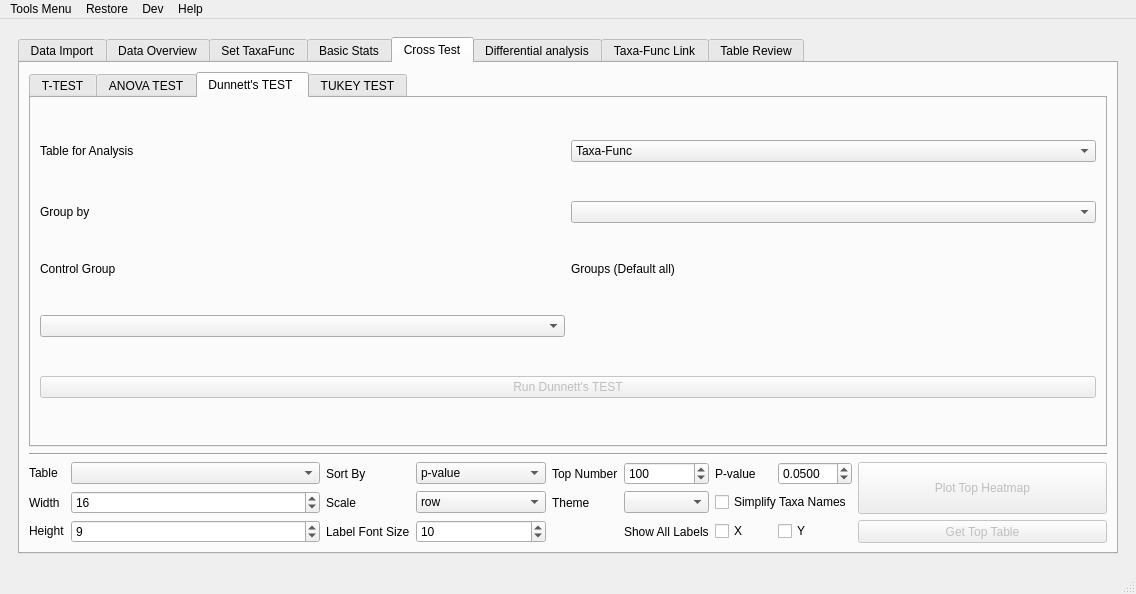
Above: utils/MetaX_GUI/MainWindow.ui from byemaxx/MetaX before the change. Below: the same form after it.
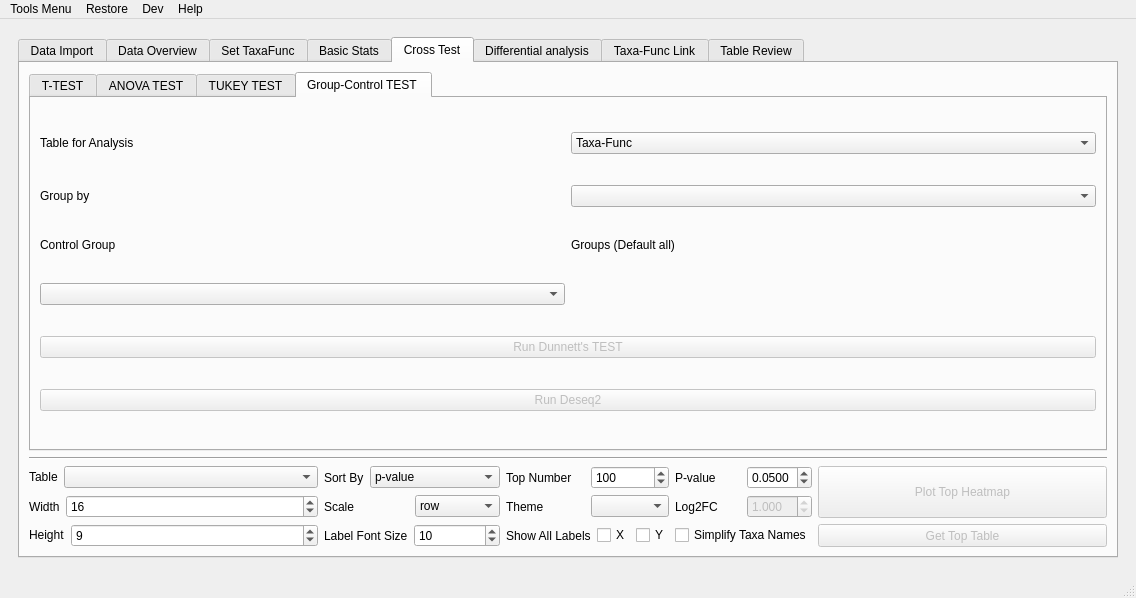
That is the form after the change. The open tabs and pages were chosen to show the change.

Commit message: - New: Add Control-Group Test

The edit to the form file:
```diff
--- a/utils/MetaX_GUI/MainWindow.ui
+++ b/utils/MetaX_GUI/MainWindow.ui
@@ -7,7 +7,7 @@
     <x>0</x>
     <y>0</y>
     <width>1047</width>
-    <height>594</height>
+    <height>598</height>
    </rect>
   </property>
   <property name="sizePolicy">
@@ -2730,90 +2730,6 @@
                 </item>
                </layout>
               </widget>
-              <widget class="QWidget" name="tab_16">
-               <attribute name="title">
-                <string>Dunnett's TEST </string>
-               </attribute>
-               <layout class="QGridLayout" name="gridLayout_33">
-                <item row="1" column="1">
-                 <widget class="QLabel" name="label_113">
-                  <property name="text">
-                   <string>Group by</string>
-                  </property>
-                 </widget>
-                </item>
-                <item row="0" column="1">
-                 <widget class="QLabel" name="label_112">
-                  <property name="text">
-                   <string>Table for Analysis</string>
-                  </property>
-                 </widget>
-                </item>
-                <item row="2" column="2">
-                 <widget class="QLabel" name="label_114">
-                  <property name="sizePolicy">
-                   <sizepolicy hsizetype="Preferred" vsizetype="Fixed">
-                    <horstretch>0</horstretch>
-                    <verstretch>0</verstretch>
-                   </sizepolicy>
-                  </property>
-                  <property name="text">
-                   <string>Groups (Default all)</string>
-                  </property>
-                 </widget>
-                </item>
-                <item row="0" column="2">
-                 <widget class="QComboBox" name="comboBox_table_for_dunnett">
-                  <item>
-                   <property name="text">
-                    <string>Taxa-Func</string>
-                   </property>
-                  </item>
-                  <item>
-                   <property name="text">
-                    <string>Taxa</string>
-                   </property>
-                  </item>
-                  <item>
-                   <property name="text">
-                    <string>Func</string>
-                   </property>
-                  </item>
-                  <item>
-                   <property name="text">
-                    <string>peptide</string>
-                   </property>
-                  </item>
-                 </widget>
-                </item>
-                <item row="1" column="2">
-                 <widget class="QComboBox" name="comboBox_dunnett_meta"/>
-                </item>
-                <item row="4" column="1" colspan="2">
-                 <widget class="QPushButton" name="pushButton_dunnett_test">
-                  <property name="enabled">
-                   <bool>false</bool>
-                  </property>
-                  <property name="text">
-                   <string>Run Dunnett's TEST</string>
-                  </property>
-                 </widget>
-                </item>
-                <item row="3" column="1">
-                 <widget class="QComboBox" name="comboBox_dunnett_control_group"/>
-                </item>
-                <item row="2" column="1">
-                 <widget class="QLabel" name="label_115">
-                  <property name="text">
-                   <string>Control Group</string>
-                  </property>
-                 </widget>
-                </item>
-                <item row="3" column="2">
-                 <layout class="QHBoxLayout" name="horizontalLayout_dunnett_group"/>
-                </item>
-               </layout>
-              </widget>
               <widget class="QWidget" name="tab_4">
                <attribute name="title">
                 <string>TUKEY TEST</string>
@@ -3002,180 +2918,105 @@
                 </item>
                </layout>
               </widget>
+              <widget class="QWidget" name="tab_16">
+               <attribute name="title">
+                <string>Group-Control TEST </string>
+               </attribute>
+               <layout class="QGridLayout" name="gridLayout_33">
+                <item row="1" column="1">
+                 <widget class="QLabel" name="label_113">
+                  <property name="text">
+                   <string>Group by</string>
+                  </property>
+                 </widget>
+                </item>
+                <item row="5" column="1" colspan="2">
+                 <widget class="QPushButton" name="pushButton_multi_deseq2">
+                  <property name="enabled">
+                   <bool>false</bool>
+                  </property>
+                  <property name="text">
+                   <string>Run Deseq2</string>
+                  </property>
+                 </widget>
+                </item>
+                <item row="4" column="1" colspan="2">
+                 <widget class="QPushButton" name="pushButton_dunnett_test">
+                  <property name="enabled">
+                   <bool>false</bool>
+                  </property>
+                  <property name="text">
+                   <string>Run Dunnett's TEST</string>
+                  </property>
+                 </widget>
+                </item>
+                <item row="2" column="2">
+                 <widget class="QLabel" name="label_114">
+                  <property name="sizePolicy">
+                   <sizepolicy hsizetype="Preferred" vsizetype="Fixed">
+                    <horstretch>0</horstretch>
+                    <verstretch>0</verstretch>
+                   </sizepolicy>
+                  </property>
+                  <property name="text">
+                   <string>Groups (Default all)</string>
+                  </property>
+                 </widget>
+                </item>
+                <item row="2" column="1">
+                 <widget class="QLabel" name="label_115">
+                  <property name="text">
+                   <string>Control Group</string>
+                  </property>
+                 </widget>
+                </item>
+                <item row="3" column="2">
+                 <layout class="QHBoxLayout" name="horizontalLayout_dunnett_group"/>
+                </item>
+                <item row="0" column="2">
+                 <widget class="QComboBox" name="comboBox_table_for_dunnett">
+                  <item>
+                   <property name="text">
+                    <string>Taxa-Func</string>
+                   </property>
+                  </item>
+                  <item>
+                   <property name="text">
+                    <string>Taxa</string>
+                   </property>
+                  </item>
+                  <item>
+                   <property name="text">
+                    <string>Func</string>
+                   </property>
+                  </item>
+                  <item>
+                   <property name="text">
+                    <string>peptide</string>
+                   </property>
+                  </item>
+                 </widget>
+                </item>
+                <item row="3" column="1">
+                 <widget class="QComboBox" name="comboBox_dunnett_control_group"/>
+                </item>
+                <item row="0" column="1">
+                 <widget class="QLabel" name="label_112">
+                  <property name="text">
+                   <string>Table for Analysis</string>
+                  </property>
+                 </widget>
+                </item>
+                <item row="1" column="2">
+                 <widget class="QComboBox" name="comboBox_dunnett_meta"/>
+                </item>
+               </layout>
+              </widget>
              </widget>
             </item>
             <item row="2" column="0">
              <layout class="QGridLayout" name="gridLayout_top_heatmap_plot">
-              <item row="2" column="2">
-               <widget class="QLabel" name="label_62">
-                <property name="text">
-                 <string>Scale</string>
-                </property>
-               </widget>
-              </item>
-              <item row="1" column="4">
-               <widget class="QLabel" name="label_58">
-                <property name="text">
-                 <string>Top Number</string>
-                </property>
-               </widget>
-              </item>
-              <item row="2" column="0">
-               <widget class="QLabel" name="label_59">
-                <property name="text">
-                 <string>Width</string>
-                </property>
-               </widget>
-              </item>
-              <item row="1" column="8" rowspan="2">
-               <widget class="QPushButton" name="pushButton_plot_top_heatmap">
-                <property name="enabled">
-                 <bool>false</bool>
-                </property>
-                <property name="sizePolicy">
-                 <sizepolicy hsizetype="MinimumExpanding" vsizetype="Preferred">
-                  <horstretch>0</horstretch>
-                  <verstretch>0</verstretch>
-                 </sizepolicy>
-                </property>
-                <property name="text">
-                 <string>Plot Top Heatmap</string>
-                </property>
-                <property name="autoDefault">
-                 <bool>false</bool>
-                </property>
-               </widget>
-              </item>
-              <item row="1" column="2">
-               <widget class="QLabel" name="label_57">
-                <property name="text">
-                 <string>Sort By</string>
-                </property>
-               </widget>
-              </item>
-              <item row="1" column="5">
-               <widget class="QSpinBox" name="spinBox_top_heatmap_number">
-                <property name="minimum">
-                 <number>1</number>
-                </property>
-                <property name="maximum">
-                 <number>9999</number>
-                </property>
-                <property name="value">
-                 <number>100</number>
-                </property>
-               </widget>
-              </item>
-              <item row="1" column="3">
-               <widget class="QComboBox" name="comboBox_top_heatmap_sort_type">
-                <property name="sizePolicy">
-                 <sizepolicy hsizetype="Fixed" vsizetype="Fixed">
-                  <horstretch>0</horstretch>
-                  <verstretch>0</verstretch>
-                 </sizepolicy>
-                </property>
-                <item>
-                 <property name="text">
-                  <string>p-value</string>
-                 </property>
-                </item>
-                <item>
-                 <property name="text">
-                  <string>f-statistic (ANOVA)</string>
-                 </property>
-                </item>
-                <item>
-                 <property name="text">
-                  <string>t-statistic (T-Test)</string>
-                 </property>
-                </item>
-               </widget>
-              </item>
-              <item row="1" column="0">
-               <widget class="QLabel" name="label_56">
-                <property name="sizePolicy">
-                 <sizepolicy hsizetype="Fixed" vsizetype="Fixed">
-                  <horstretch>0</horstretch>
-                  <verstretch>0</verstretch>
-                 </sizepolicy>
-                </property>
-                <property name="text">
-                 <string>Table</string>
-                </property>
-               </widget>
-              </item>
-              <item row="3" column="3">
-               <widget class="QSpinBox" name="spinBox_top_heatmap_label_font_size">
-                <property name="minimum">
-                 <number>1</number>
-                </property>
-                <property name="maximum">
-                 <number>999</number>
-                </property>
-                <property name="singleStep">
-                 <number>1</number>
-                </property>
-                <property name="value">
-                 <number>10</number>
-                </property>
-               </widget>
-              </item>
-              <item row="1" column="6">
-               <widget class="QLabel" name="label_30">
-                <property name="text">
-                 <string>P-value</string>
-                </property>
-               </widget>
-              </item>
-              <item row="3" column="2">
-               <widget class="QLabel" name="label_109">
-                <property name="sizePolicy">
-                 <sizepolicy hsizetype="Fixed" vsizetype="Preferred">
-                  <horstretch>0</horstretch>
-                  <verstretch>0</verstretch>
-                 </sizepolicy>
-                </property>
-                <property name="text">
-                 <string>Label Font Size</string>
-                </property>
-               </widget>
-              </item>
-              <item row="1" column="7">
-               <widget class="QDoubleSpinBox" name="doubleSpinBox_top_heatmap_pvalue">
-                <property name="decimals">
-                 <number>4</number>
-                </property>
-                <property name="maximum">
-                 <double>1.000000000000000</double>
-                </property>
-                <property name="singleStep">
-                 <double>0.010000000000000</double>
-                </property>
-                <property name="value">
-                 <double>0.050000000000000</double>
-                </property>
-               </widget>
-              </item>
-              <item row="2" column="3">
-               <widget class="QComboBox" name="comboBox_top_heatmap_scale">
-                <item>
-                 <property name="text">
-                  <string>row</string>
-                 </property>
-                </item>
-                <item>
-                 <property name="text">
-                  <string>column</string>
-                 </property>
-                </item>
-                <item>
-                 <property name="text">
-                  <string>None</string>
-                 </property>
-                </item>
-               </widget>
-              </item>
-              <item row="3" column="8">
+              <item row="3" column="6">
                <widget class="QPushButton" name="pushButton_get_top_cross_table">
                 <property name="enabled">
                  <bool>false</bool>
@@ -3192,125 +3033,395 @@
                </widget>
               </item>
               <item row="2" column="5">
-               <widget class="QComboBox" name="comboBox_top_heatmap_cmap"/>
+               <layout class="QHBoxLayout" name="horizontalLayout_17">
+                <item>
+                 <widget class="QLabel" name="label_138">
+                  <property name="text">
+                   <string>Log2FC</string>
+                  </property>
+                 </widget>
+                </item>
+                <item>
+                 <widget class="QDoubleSpinBox" name="doubleSpinBox_log2fc_heatmap">
+                  <property name="enabled">
+                   <bool>false</bool>
+                  </property>
+                  <property name="showGroupSeparator" stdset="0">
+                   <bool>false</bool>
+                  </property>
+                  <property name="decimals">
+                   <number>3</number>
+                  </property>
+                  <property name="minimum">
+                   <double>0.000000000000000</double>
+                  </property>
+                  <property name="value">
+                   <double>1.000000000000000</double>
+                  </property>
+                 </widget>
+                </item>
+               </layout>
               </item>
-              <item row="3" column="1">
-               <widget class="QSpinBox" name="spinBox_top_heatmap_length">
-                <property name="sizePolicy">
-                 <sizepolicy hsizetype="Preferred" vsizetype="Fixed">
-                  <horstretch>0</horstretch>
-                  <verstretch>0</verstretch>
-                 </sizepolicy>
+              <item row="3" column="5">
+               <widget class="QCheckBox" name="checkBox_top_heatmap_rename_taxa">
+                <property name="text">
+                 <string>Simplify Taxa Names</string>
                 </property>
-                <property name="minimum">
-                 <number>1</number>
-                </property>
-                <property name="maximum">
-                 <number>9999</number>
-                </property>
-                <property name="value">
-                 <number>9</number>
-                </property>
                </widget>
               </item>
-              <item row="2" column="1">
-               <widget class="QSpinBox" name="spinBox_top_heatmap_width">
-                <property name="minimum">
-                 <number>1</number>
-                </property>
-                <property name="maximum">
-                 <number>9999</number>
-                </property>
-                <property name="singleStep">
-                 <number>1</number>
-                </property>
-                <property name="value">
-                 <number>16</number>
-                </property>
-               </widget>
+              <item row="1" column="5">
+               <layout class="QHBoxLayout" name="horizontalLayout_16">
+                <item>
+                 <widget class="QLabel" name="label_30">
+                  <property name="text">
+                   <string>P-value</string>
+                  </property>
+                 </widget>
+                </item>
+                <item>
+                 <widget class="QDoubleSpinBox" name="doubleSpinBox_top_heatmap_pvalue">
+                  <property name="decimals">
+                   <number>4</number>
+                  </property>
+                  <property name="maximum">
+                   <double>1.000000000000000</double>
+                  </property>
+                  <property name="singleStep">
+                   <double>0.010000000000000</double>
+                  </property>
+                  <property name="value">
+                   <double>0.050000000000000</double>
+                  </property>
+                 </widget>
+                </item>
+               </layout>
               </item>
-              <item row="1" column="1">
-               <widget class="QComboBox" name="comboBox_top_heatmap_table">
-                <property name="sizePolicy">
-                 <sizepolicy hsizetype="MinimumExpanding" vsizetype="Fixed">
-                  <horstretch>0</horstretch>
-                  <verstretch>0</verstretch>
-                 </sizepolicy>
-                </property>
+              <item row="1" column="2">
+               <layout class="QHBoxLayout" name="horizontalLayout_13">
                 <item>
-                 <property name="text">
-                  <string/>
-                 </property>
+                 <widget class="QLabel" name="label_56">
+                  <property name="sizePolicy">
+                   <sizepolicy hsizetype="Fixed" vsizetype="Fixed">
+                    <horstretch>0</horstretch>
+                    <verstretch>0</verstretch>
+                   </sizepolicy>
+                  </property>
+                  <property name="text">
+                   <string>Table</string>
+                  </property>
+                 </widget>
                 </item>
-               </widget>
+                <item>
+                 <widget class="QComboBox" name="comboBox_top_heatmap_table">
+                  <property name="sizePolicy">
+                   <sizepolicy hsizetype="MinimumExpanding" vsizetype="Fixed">
+                    <horstretch>0</horstretch>
+                    <verstretch>0</verstretch>
+                   </sizepolicy>
+                  </property>
+                  <item>
+                   <property name="text">
+                    <string/>
+                   </property>
+                  </item>
+                 </widget>
+                </item>
+               </layout>
               </item>
-              <item row="3" column="0">
-               <widget class="QLabel" name="label_60">
+              <item row="1" column="4">
+               <layout class="QHBoxLayout" name="horizontalLayout_14">
+                <item>
+                 <widget class="QLabel" name="label_58">
+                  <property name="text">
+                   <string>Top Number</string>
+                  </property>
+                 </widget>
+                </item>
+                <item>
+                 <widget class="QSpinBox" name="spinBox_top_heatmap_number">
+                  <property name="sizePolicy">
+                   <sizepolicy hsizetype="Preferred" vsizetype="Fixed">
+                    <horstretch>0</horstretch>
+                    <verstretch>0</verstretch>
+                   </sizepolicy>
+                  </property>
+                  <property name="minimum">
+                   <number>1</number>
+                  </property>
+                  <property name="maximum">
+                   <number>9999</number>
+                  </property>
+                  <property name="value">
+                   <number>100</number>
+                  </property>
+                 </widget>
+                </item>
+               </layout>
+              </item>
+              <item row="1" column="6" rowspan="2">
+               <widget class="QPushButton" name="pushButton_plot_top_heatmap">
+                <property name="enabled">
+                 <bool>false</bool>
+                </property>
                 <property name="sizePolicy">
-                 <sizepolicy hsizetype="Preferred" vsizetype="Fixed">
+                 <sizepolicy hsizetype="MinimumExpanding" vsizetype="Preferred">
                   <horstretch>0</horstretch>
                   <verstretch>0</verstretch>
                  </sizepolicy>
                 </property>
                 <property name="text">
-                 <string>Height</string>
+                 <string>Plot Top Heatmap</string>
+                </property>
+                <property name="autoDefault">
+                 <bool>false</bool>
                 </property>
                </widget>
               </item>
               <item row="2" column="4">
-               <widget class="QLabel" name="label_38">
-                <property name="text">
-                 <string>Theme</string>
-                </property>
-               </widget>
+               <layout class="QHBoxLayout" name="horizontalLayout_15">
+                <item>
+                 <widget class="QLabel" name="label_38">
+                  <property name="text">
+                   <string>Theme</string>
+                  </property>
+                 </widget>
+                </item>
+                <item>
+                 <widget class="QComboBox" name="comboBox_top_heatmap_cmap">
+                  <property name="sizePolicy">
+                   <sizepolicy hsizetype="Preferred" vsizetype="Fixed">
+                    <horstretch>0</horstretch>
+                    <verstretch>0</verstretch>
+                   </sizepolicy>
+                  </property>
+                 </widget>
+                </item>
+               </layout>
               </item>
-              <item row="0" column="0" colspan="9">
+              <item row="3" column="3">
+               <layout class="QHBoxLayout" name="horizontalLayout_20">
+                <item>
+                 <widget class="QLabel" name="label_109">
+                  <property name="sizePolicy">
+                   <sizepolicy hsizetype="Fixed" vsizetype="Preferred">
+                    <horstretch>0</horstretch>
+                    <verstretch>0</verstretch>
+                   </sizepolicy>
+                  </property>
+                  <property name="text">
+                   <string>Label Font Size</string>
+                  </property>
+                 </widget>
+                </item>
+                <item>
+                 <widget class="QSpinBox" name="spinBox_top_heatmap_label_font_size">
+                  <property name="sizePolicy">
+                   <sizepolicy hsizetype="Preferred" vsizetype="Fixed">
+                    <horstretch>0</horstretch>
+                    <verstretch>0</verstretch>
+                   </sizepolicy>
+                  </property>
+                  <property name="minimum">
+                   <number>1</number>
+                  </property>
+                  <property name="maximum">
+                   <number>999</number>
+                  </property>
+                  <property name="singleStep">
+                   <number>1</number>
+                  </property>
+                  <property name="value">
+                   <number>10</number>
+                  </property>
+                 </widget>
+                </item>
+               </layout>
+              </item>
+              <item row="2" column="3">
+               <layout class="QHBoxLayout" name="horizontalLayout_19">
+                <item>
+                 <widget class="QLabel" name="label_62">
+                  <property name="text">
+                   <string>Scale</string>
+                  </property>
+                 </widget>
+                </item>
+                <item>
+                 <widget class="QComboBox" name="comboBox_top_heatmap_scale">
+                  <property name="sizePolicy">
+                   <sizepolicy hsizetype="Preferred" vsizetype="Fixed">
+                    <horstretch>0</horstretch>
+                    <verstretch>0</verstretch>
+                   </sizepolicy>
+                  </property>
+                  <item>
+                   <property name="text">
+                    <string>row</string>
+                   </property>
+                  </item>
+                  <item>
+                   <property name="text">
+                    <string>column</string>
+                   </property>
+                  </item>
+                  <item>
+                   <property name="text">
+                    <string>None</string>
+                   </property>
+                  </item>
+                 </widget>
+                </item>
+               </layout>
+              </item>
+              <item row="3" column="4">
+               <layout class="QHBoxLayout" name="horizontalLayout_12">
+                <item>
+                 <widget class="QLabel" name="label_131">
+                  <property name="text">
+                   <string>Show All Labels</string>
+                  </property>
+                 </widget>
+                </item>
+                <item>
+                 <widget class="QCheckBox" name="checkBox_top_heatmap_show_all_labels_x">
+                  <property name="sizePolicy">
+                   <sizepolicy hsizetype="Maximum" vsizetype="Fixed">
+                    <horstretch>0</horstretch>
+                    <verstretch>0</verstretch>
+                   </sizepolicy>
+                  </property>
+                  <property name="text">
+                   <string>X</string>
+                  </property>
+                 </widget>
+                </item>
+                <item>
+                 <widget class="QCheckBox" name="checkBox_top_heatmap_show_all_labels_y">
+                  <property name="sizePolicy">
+                   <sizepolicy hsizetype="Maximum" vsizetype="Fixed">
+                    <horstretch>0</horstretch>
+                    <verstretch>0</verstretch>
+                   </sizepolicy>
+                  </property>
+                  <property name="text">
+                   <string>Y</string>
+                  </property>
+                 </widget>
+                </item>
+               </layout>
+              </item>
+              <item row="1" column="3">
+               <layout class="QHBoxLayout" name="horizontalLayout_18">
+                <item>
+                 <widget class="QLabel" name="label_57">
+                  <property name="text">
+                   <string>Sort By</string>
+                  </property>
+                 </widget>
+                </item>
+                <item>
+                 <widget class="QComboBox" name="comboBox_top_heatmap_sort_type">
+                  <property name="sizePolicy">
+                   <sizepolicy hsizetype="Preferred" vsizetype="Fixed">
+                    <horstretch>0</horstretch>
+                    <verstretch>0</verstretch>
+                   </sizepolicy>
+                  </property>
+                  <item>
+                   <property name="text">
+                    <string>p-value</string>
+                   </property>
+                  </item>
+                  <item>
+                   <property name="text">
+                    <string>f-statistic (ANOVA)</string>
+                   </property>
+                  </item>
+                  <item>
+                   <property name="text">
+                    <string>t-statistic (T-Test)</string>
+                   </property>
+                  </item>
+                 </widget>
+                </item>
+               </layout>
+              </item>
+              <item row="2" column="2">
+               <layout class="QHBoxLayout" name="horizontalLayout_21">
+                <item>
+                 <widget class="QLabel" name="label_59">
+                  <property name="text">
+                   <string>Width</string>
+                  </property>
+                 </widget>
+                </item>
+                <item>
+                 <widget class="QSpinBox" name="spinBox_top_heatmap_width">
+                  <property name="sizePolicy">
+                   <sizepolicy hsizetype="Expanding" vsizetype="Fixed">
+                    <horstretch>0</horstretch>
+                    <verstretch>0</verstretch>
+                   </sizepolicy>
+                  </property>
+                  <property name="minimum">
+                   <number>1</number>
+                  </property>
+                  <property name="maximum">
+                   <number>9999</number>
+                  </property>
+                  <property name="singleStep">
+                   <number>1</number>
+                  </property>
+                  <property name="value">
+                   <number>16</number>
+                  </property>
+                 </widget>
+                </item>
+               </layout>
+              </item>
+              <item row="3" column="2">
+               <layout class="QHBoxLayout" name="horizontalLayout_23">
+                <item>
+                 <widget class="QLabel" name="label_60">
+                  <property name="sizePolicy">
+                   <sizepolicy hsizetype="Preferred" vsizetype="Fixed">
+                    <horstretch>0</horstretch>
+                    <verstretch>0</verstretch>
+                   </sizepolicy>
+                  </property>
+                  <property name="text">
+                   <string>Height</string>
+                  </property>
+                 </widget>
+                </item>
+                <item>
+                 <widget class="QSpinBox" name="spinBox_top_heatmap_length">
+                  <property name="sizePolicy">
+                   <sizepolicy hsizetype="MinimumExpanding" vsizetype="Fixed">
+                    <horstretch>0</horstretch>
+                    <verstretch>0</verstretch>
+                   </sizepolicy>
+                  </property>
+                  <property name="minimum">
+                   <number>1</number>
+                  </property>
+                  <property name="maximum">
+                   <number>9999</number>
+                  </property>
+                  <property name="value">
+                   <number>9</number>
+                  </property>
+                 </widget>
+                </item>
+               </layout>
+              </item>
+              <item row="0" column="2" colspan="5">
                <widget class="Line" name="line_5">
                 <property name="orientation">
                  <enum>Qt::Horizontal</enum>
                 </property>
                </widget>
               </item>
-              <item row="3" column="7">
-               <widget class="QCheckBox" name="checkBox_top_heatmap_show_all_labels_y">
-                <property name="sizePolicy">
-                 <sizepolicy hsizetype="Maximum" vsizetype="Fixed">
-                  <horstretch>0</horstretch>
-                  <verstretch>0</verstretch>
-                 </sizepolicy>
-                </property>
-                <property name="text">
-                 <string>Y</string>
-                </property>
-               </widget>
-              </item>
-              <item row="3" column="6">
-               <widget class="QCheckBox" name="checkBox_top_heatmap_show_all_labels_x">
-                <property name="sizePolicy">
-                 <sizepolicy hsizetype="Maximum" vsizetype="Fixed">
-                  <horstretch>0</horstretch>
-                  <verstretch>0</verstretch>
-                 </sizepolicy>
-                </property>
-                <property name="text">
-                 <string>X</string>
-                </property>
-               </widget>
-              </item>
-              <item row="3" column="5">
-               <widget class="QLabel" name="label_131">
-                <property name="text">
-                 <string>Show All Labels</string>
-                </property>
-               </widget>
-              </item>
-              <item row="2" column="6" colspan="2">
-               <widget class="QCheckBox" name="checkBox_top_heatmap_rename_taxa">
-                <property name="text">
-                 <string>Simplify Taxa Names</string>
-                </property>
-               </widget>
-              </item>
              </layout>
             </item>
            </layout>
```
Left out of the diff: 10 changed lines with no effect on the pictures. The commit also changes 9 other files.
